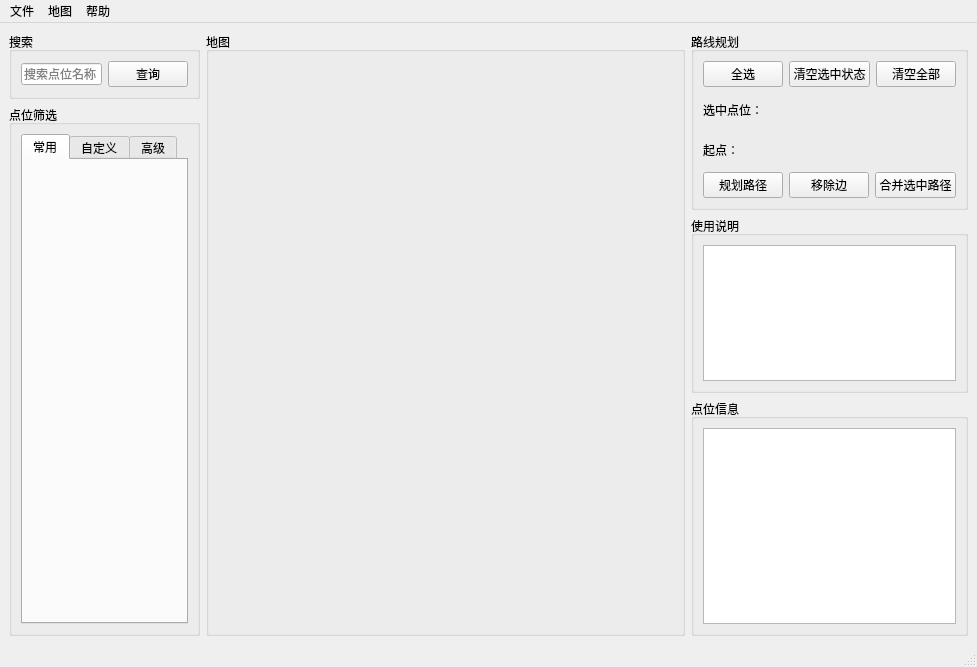
Before: the Qt Designer form assets/ui/main.ui in pathfinderc/rocopath, drawn with Qt 5.
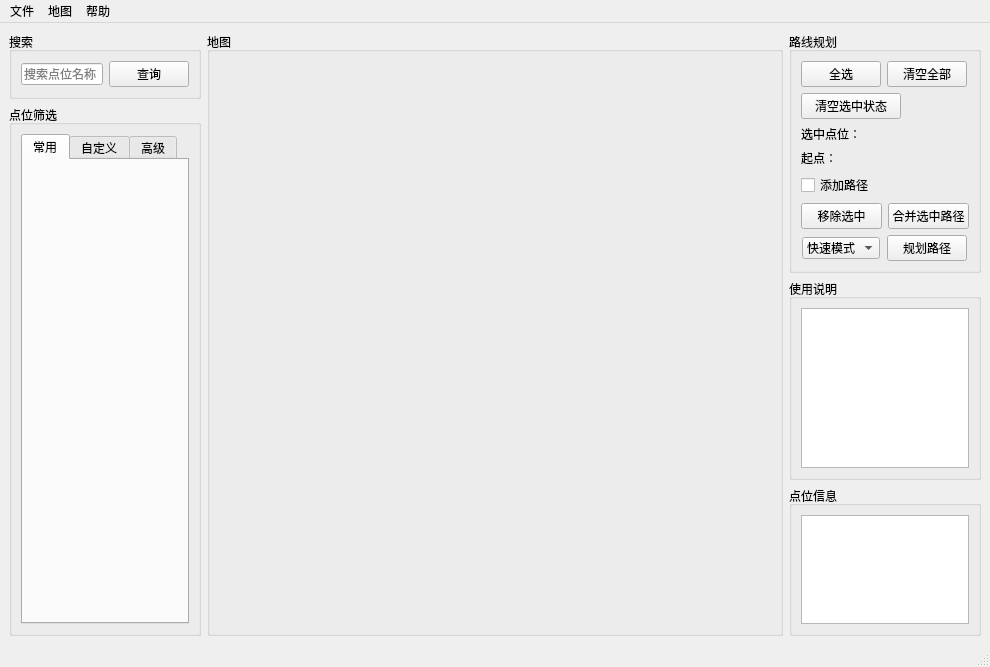
After: the same form once the commit is applied.

Commit message:
feat: 添加规划模式切换 + UI 布局优化
- plan_mode combobox：快速模式（最近邻）/ 质量模式（OR-Tools）
- MapScene 新增 set_route_planner() 支持运行时切换算法
- UI 布局调整（map.ui）

Patch:
```diff
--- a/assets/ui/main.ui
+++ b/assets/ui/main.ui
@@ -6,7 +6,7 @@
    <rect>
     <x>0</x>
     <y>0</y>
-    <width>977</width>
+    <width>990</width>
     <height>667</height>
    </rect>
   </property>
@@ -14,7 +14,7 @@
    <string>洛寻</string>
   </property>
   <widget class="QWidget" name="centralwidget">
-   <layout class="QHBoxLayout" name="horizontalLayout_3" stretch="2,5,2">
+   <layout class="QHBoxLayout" name="horizontalLayout_3" stretch="2,6,2">
     <item>
      <layout class="QVBoxLayout" name="verticalLayout_2" stretch="1,9">
       <item>
@@ -87,13 +87,13 @@
      </widget>
     </item>
     <item>
-     <layout class="QVBoxLayout" name="verticalLayout" stretch="3,3,4">
+     <layout class="QVBoxLayout" name="verticalLayout" stretch="4,4,3">
       <item>
        <widget class="QGroupBox" name="route_group">
         <property name="title">
          <string>路线规划</string>
         </property>
-        <layout class="QVBoxLayout" name="verticalLayout_3">
+        <layout class="QVBoxLayout" name="verticalLayout_3" stretch="1,1,1,1,1,1,1">
          <item>
           <layout class="QHBoxLayout" name="horizontalLayout_5">
            <item>
@@ -109,13 +109,6 @@
              </property>
             </widget>
            </item>
-           <item>
-            <widget class="QPushButton" name="clear_select">
-             <property name="text">
-              <string>清空选中状态</string>
-             </property>
-            </widget>
-           </item>
            <item>
             <widget class="QPushButton" name="reset_all">
              <property name="sizePolicy">
@@ -131,6 +124,25 @@
            </item>
           </layout>
          </item>
+         <item>
+          <widget class="QPushButton" name="clear_select">
+           <property name="sizePolicy">
+            <sizepolicy hsizetype="Minimum" vsizetype="Minimum">
+             <horstretch>0</horstretch>
+             <verstretch>0</verstretch>
+            </sizepolicy>
+           </property>
+           <property name="maximumSize">
+            <size>
+             <width>100</width>
+             <height>60</height>
+            </size>
+           </property>
+           <property name="text">
+            <string>清空选中状态</string>
+           </property>
+          </widget>
+         </item>
          <item>
           <widget class="QLabel" name="select_num">
            <property name="text">
@@ -145,8 +157,65 @@
            </property>
           </widget>
          </item>
+         <item>
+          <widget class="QCheckBox" name="add_path">
+           <property name="text">
+            <string>添加路径</string>
+           </property>
+          </widget>
+         </item>
+         <item>
+          <layout class="QHBoxLayout" name="horizontalLayout_7">
+           <item>
+            <widget class="QPushButton" name="remove_select">
+             <property name="maximumSize">
+              <size>
+               <width>100</width>
+               <height>16777215</height>
+              </size>
+             </property>
+             <property name="text">
+              <string>移除选中</string>
+             </property>
+            </widget>
+           </item>
+           <item>
+            <widget class="QPushButton" name="merge_select">
+             <property name="maximumSize">
+              <size>
+               <width>100</width>
+               <height>16777215</height>
+              </size>
+             </property>
+             <property name="text">
+              <string>合并选中路径</string>
+             </property>
+            </widget>
+           </item>
+          </layout>
+         </item>
          <item>
           <layout class="QHBoxLayout" name="horizontalLayout_6">
+           <item>
+            <widget class="QComboBox" name="plan_mode">
+             <property name="sizePolicy">
+              <sizepolicy hsizetype="Fixed" vsizetype="Fixed">
+               <horstretch>0</horstretch>
+               <verstretch>0</verstretch>
+              </sizepolicy>
+             </property>
+             <item>
+              <property name="text">
+               <string>快速模式</string>
+              </property>
+             </item>
+             <item>
+              <property name="text">
+               <string>质量模式</string>
+              </property>
+             </item>
+            </widget>
+           </item>
            <item>
             <widget class="QPushButton" name="plan_route">
              <property name="sizePolicy">
@@ -166,32 +235,6 @@
              </property>
             </widget>
            </item>
-           <item>
-            <widget class="QPushButton" name="remove_select">
-             <property name="maximumSize">
-              <size>
-               <width>100</width>
-               <height>16777215</height>
-              </size>
-             </property>
-             <property name="text">
-              <string>移除边</string>
-             </property>
-            </widget>
-           </item>
-           <item>
-            <widget class="QPushButton" name="merge_select">
-             <property name="maximumSize">
-              <size>
-               <width>100</width>
-               <height>16777215</height>
-              </size>
-             </property>
-             <property name="text">
-              <string>合并选中路径</string>
-             </property>
-            </widget>
-           </item>
           </layout>
          </item>
         </layout>
@@ -230,7 +273,7 @@
     <rect>
      <x>0</x>
      <y>0</y>
-     <width>977</width>
+     <width>990</width>
      <height>33</height>
     </rect>
    </property>
```
Left out of the diff: 61 changed lines with no effect on the pictures. The commit also changes 12 other files.
